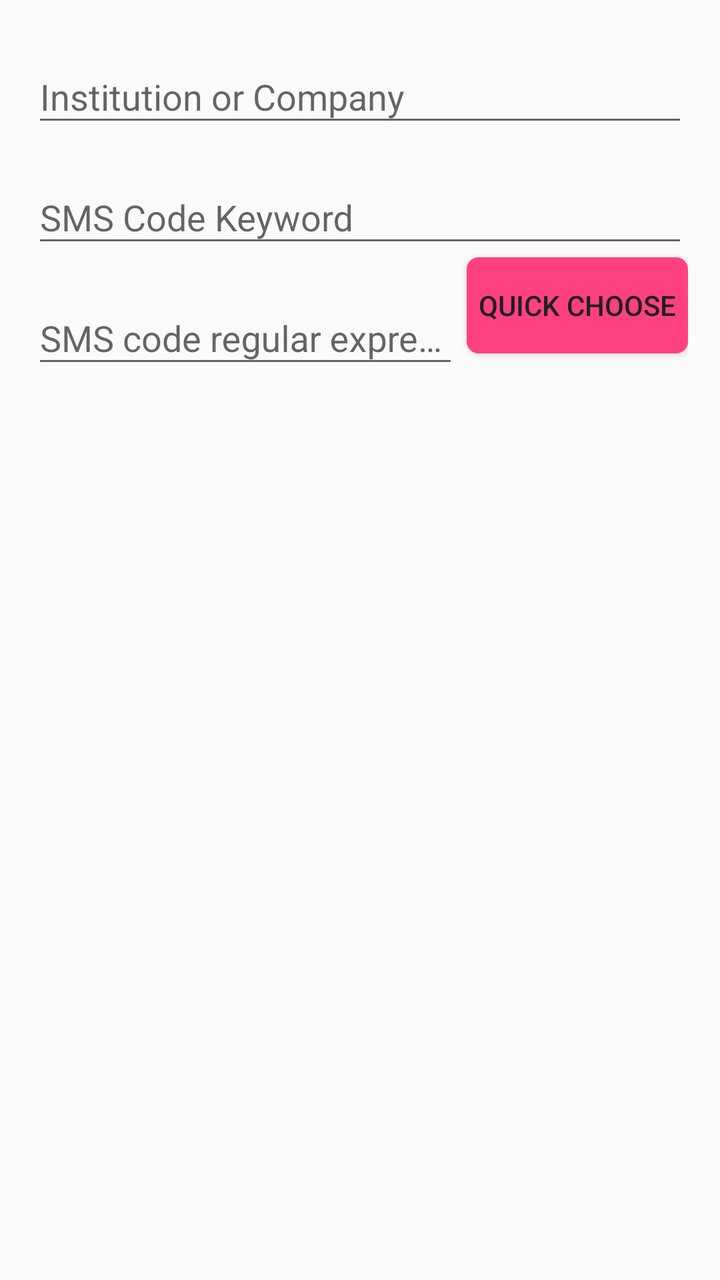
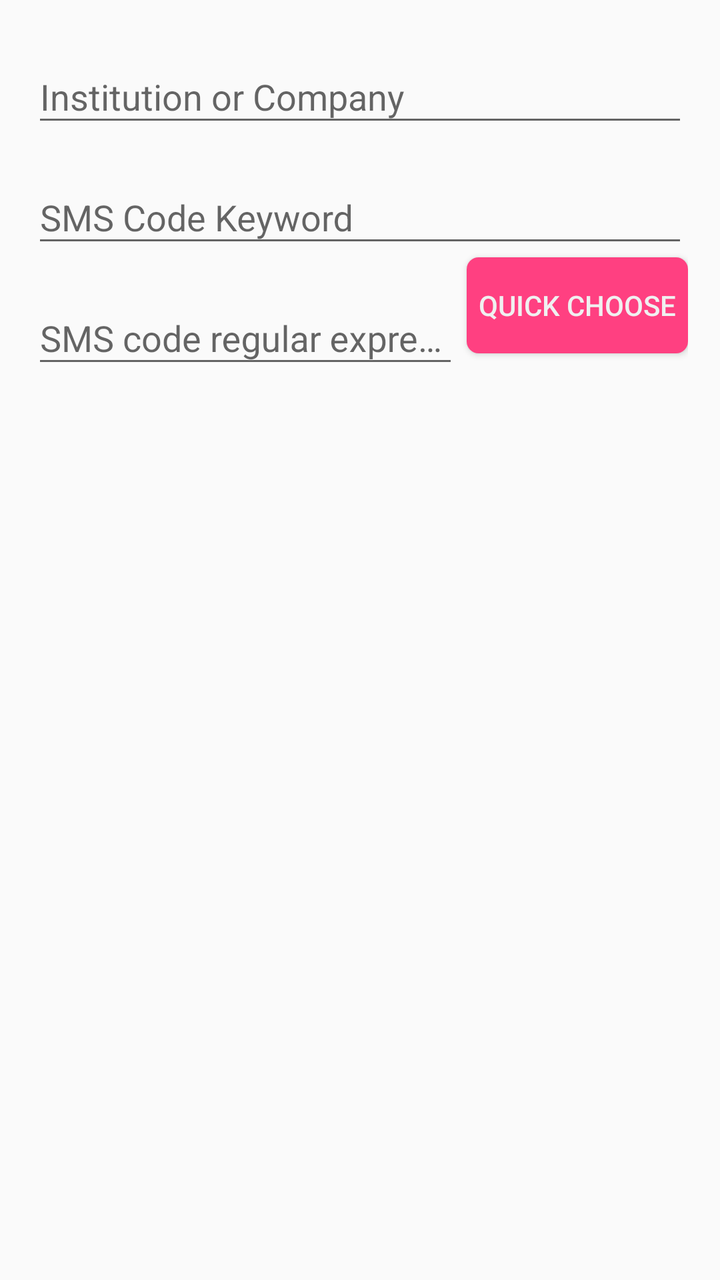

Compare the two renders of this Android layout. The source of the first and the diff that turns it into the second are given below.
<!-- AndroidManifest.xml: application theme AppTheme -->
<!-- res/layout/fragment_rule_edit.xml -->
<?xml version="1.0" encoding="utf-8"?>
<RelativeLayout xmlns:android="http://schemas.android.com/apk/res/android"
                android:layout_width="match_parent"
                android:layout_height="match_parent"
                android:orientation="vertical"
                android:padding="@dimen/text_margin_dp_16">

    <android.support.design.widget.TextInputLayout
        android:id="@+id/rule_company_input_layout"
        android:layout_width="match_parent"
        android:layout_height="wrap_content">

        <android.support.design.widget.TextInputEditText
            android:id="@+id/rule_company_edit_text"
            android:layout_width="match_parent"
            android:layout_height="wrap_content"
            android:hint="@string/rule_company_hint"
            android:imeOptions="actionNext"
            android:maxLines="1"
            android:singleLine="true"/>

    </android.support.design.widget.TextInputLayout>

    <android.support.design.widget.TextInputLayout
        android:id="@+id/rule_keyword_input_layout"
        android:layout_width="match_parent"
        android:layout_height="wrap_content"
        android:layout_below="@id/rule_company_input_layout"
        android:layout_marginTop="@dimen/text_margin_dp_8">

        <android.support.design.widget.TextInputEditText
            android:id="@+id/rule_keyword_edit_text"
            android:layout_width="match_parent"
            android:layout_height="wrap_content"
            android:hint="@string/rule_keyword_hint"
            android:imeOptions="actionNext"
            android:maxLines="1"
            android:singleLine="true"/>

    </android.support.design.widget.TextInputLayout>

    <android.support.design.widget.TextInputLayout
        android:id="@+id/rule_code_regex_input_layout"
        android:layout_width="match_parent"
        android:layout_height="wrap_content"
        android:layout_below="@id/rule_keyword_input_layout"
        android:layout_marginTop="@dimen/text_margin_dp_8"
        android:layout_toStartOf="@+id/rule_code_regex_quick_choose">

        <android.support.design.widget.TextInputEditText
            android:id="@+id/rule_code_regex_edit_text"
            android:layout_width="match_parent"
            android:layout_height="wrap_content"
            android:hint="@string/rule_code_regex_hint"
            android:imeOptions="actionDone"
            android:maxLines="1"
            android:singleLine="true"/>

    </android.support.design.widget.TextInputLayout>

    <Button
        android:id="@+id/rule_code_regex_quick_choose"
        android:layout_width="wrap_content"
        android:layout_height="wrap_content"
        android:layout_below="@id/rule_keyword_input_layout"
        android:layout_alignParentEnd="true"
        android:layout_marginStart="@dimen/text_margin_dp_4"
        android:background="@drawable/rule_code_regex_quick_choose_selector"
        android:padding="@dimen/text_margin_dp_6"
        android:text="@string/quick_choose"
        android:textColor="?attr/faq_textColor"/>

</RelativeLayout>
<!-- resources referenced by this layout -->
<resources>
  <dimen name="text_margin_dp_16">16dp</dimen>
  <dimen name="text_margin_dp_4">4dp</dimen>
  <dimen name="text_margin_dp_6">6dp</dimen>
  <dimen name="text_margin_dp_8">8dp</dimen>
  <!-- drawable rule_code_regex_quick_choose_selector (drawable) -->
  <?xml version="1.0" encoding="utf-8"?>
  <selector xmlns:android="http://schemas.android.com/apk/res/android">
  
      <item android:state_pressed="true">
          <shape>
              <solid android:color="?attr/colorPrimaryDark"/>
              <corners android:radius="@dimen/text_margin_dp_6"/>
          </shape>
      </item>
      <item>
          <shape>
              <solid android:color="?attr/colorAccent"/>
              <corners android:radius="@dimen/text_margin_dp_6"/>
          </shape>
      </item>
  
  </selector>
  <string name="quick_choose">Quick Choose</string>
  <string name="rule_code_regex_hint">SMS code regular expression</string>
  <string name="rule_company_hint">Institution or Company</string>
  <string name="rule_keyword_hint">SMS Code Keyword</string>
  <style name="AppTheme" parent="Theme.AppCompat.Light.NoActionBar">
          <item name="colorPrimary">@color/colorPrimary</item>
          <item name="colorPrimaryDark">@color/colorPrimaryDark</item>
          <item name="colorAccent">@color/colorAccent</item>
          <item name="faq_textColor">@color/faq_textColor_black</item>
          <item name="faq_textColorSecondary">@color/faq_textColorSecondary_black</item>
          <item name="preferenceIconColor">?android:attr/colorAccent</item>
          <item name="itemPressedColor">@color/item_pressed_color_light</item>
          <item name="toolbarPopupStyle">@style/ThemeOverlay.AppCompat.Light</item>
      </style>
  <color name="colorPrimary">#3F51B5</color>
  <color name="colorPrimaryDark">#303F9F</color>
  <color name="colorAccent">#FF4081</color>
  <color name="faq_textColor_black">#202020</color>
  <color name="faq_textColorSecondary_black">#818181</color>
  <color name="item_pressed_color_light">#DCDCDC</color>
</resources>

<!-- the commit's change to res/layout/fragment_rule_edit.xml (unified diff, before → after) -->
@@ -68,6 +68,6 @@
         android:background="@drawable/rule_code_regex_quick_choose_selector"
         android:padding="@dimen/text_margin_dp_6"
         android:text="@string/quick_choose"
-        android:textColor="?attr/faq_textColor"/>
+        android:textColor="@color/faq_textColor_white"/>
 
 </RelativeLayout>
<!-- resource entries referenced after the edit -->
@@ -1,5 +1,6 @@
 <!-- resources referenced by this layout -->
 <resources>
+  <color name="faq_textColor_white">#f0f0f0</color>
   <dimen name="text_margin_dp_16">16dp</dimen>
   <dimen name="text_margin_dp_4">4dp</dimen>
   <dimen name="text_margin_dp_6">6dp</dimen>
@@ -35,6 +36,7 @@
           <item name="preferenceIconColor">?android:attr/colorAccent</item>
           <item name="itemPressedColor">@color/item_pressed_color_light</item>
           <item name="toolbarPopupStyle">@style/ThemeOverlay.AppCompat.Light</item>
+          <item name="preferenceTheme">@style/PreferenceThemeOverlay.v14.Material</item>
       </style>
   <color name="colorPrimary">#3F51B5</color>
   <color name="colorPrimaryDark">#303F9F</color>
